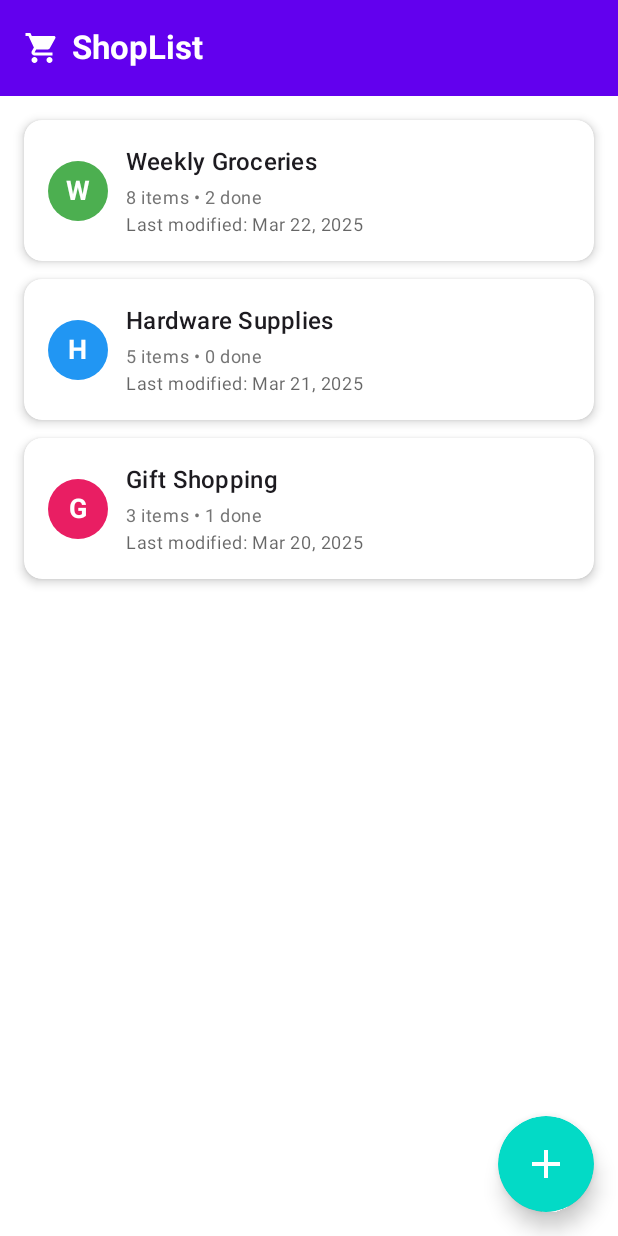
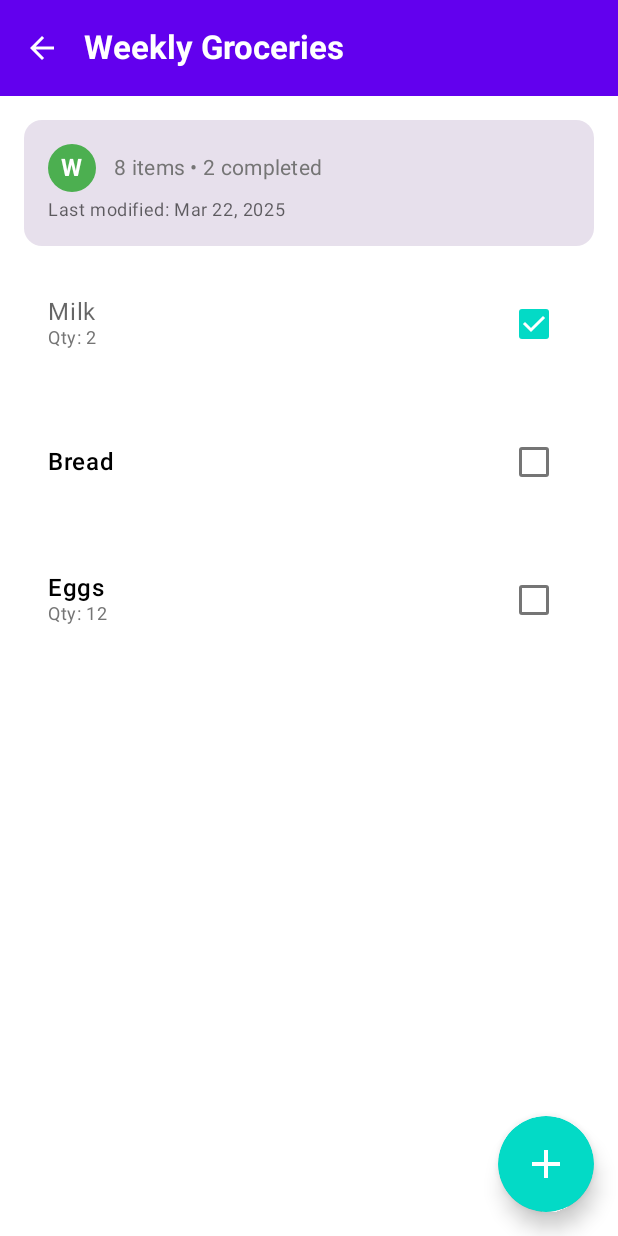
Before and after one commit to Sudheer-Official/ShopList, an Android app built with Jetpack Compose: the screen it shows after launch (MainActivity), after a tap on an icon or button, on a phone screen of 412 x 824 dp. Run offline under Robolectric (Android 15) with nearby library versions, the phone set to English and light mode, and no system bars.

Commit message:
Create List Detail Screen

```diff
--- a/app/src/main/java/uk/ac/tees/mad/shoplist/MainActivity.kt
+++ b/app/src/main/java/uk/ac/tees/mad/shoplist/MainActivity.kt
@@ -16,11 +16,14 @@ import androidx.compose.runtime.mutableStateOf
 import androidx.compose.runtime.remember
 import androidx.compose.ui.Modifier
 import androidx.compose.ui.tooling.preview.Preview
+import androidx.navigation.NavType
 import androidx.navigation.compose.NavHost
 import androidx.navigation.compose.composable
 import androidx.navigation.compose.rememberNavController
+import androidx.navigation.navArgument
 import kotlinx.coroutines.delay
 import uk.ac.tees.mad.shoplist.ui.screens.HomeScreen
+import uk.ac.tees.mad.shoplist.ui.screens.ListDetailScreen
 import uk.ac.tees.mad.shoplist.ui.screens.SplashScreen
 import uk.ac.tees.mad.shoplist.ui.theme.ShopListTheme
 
@@ -54,12 +57,22 @@ fun AppContent() {
         composable("home") {
             HomeScreen(
                 onListClick = { listId ->
-                    // TODO: Navigate to list detail
+                    navController.navigate("listDetail/$listId")
                 },
                 onAddListClick = {
                     // TODO: Navigate to create new list
                 }
             )
         }
+        composable(
+            "listDetail/{listId}",
+            arguments = listOf(navArgument("listId") { type = NavType.IntType })
+        ) { backStackEntry ->
+            val listId = backStackEntry.arguments?.getInt("listId") ?: 0
+            ListDetailScreen(
+                listId = listId,
+                onBackClick = { navController.popBackStack() }
+            )
+        }
     }
 }
--- /dev/null
+++ b/app/src/main/java/uk/ac/tees/mad/shoplist/domain/ShoppingItem.kt
@@ -0,0 +1,8 @@
+package uk.ac.tees.mad.shoplist.domain
+
+data class ShoppingItem(
+    val id: Int,
+    val name: String,
+    val quantity: Int,
+    val isPurchased: Boolean
+)
--- a/app/src/main/java/uk/ac/tees/mad/shoplist/ui/screens/ShoppingList.kt
+++ b/app/src/main/java/uk/ac/tees/mad/shoplist/domain/ShoppingList.kt
@@ -1,4 +1,4 @@
-package uk.ac.tees.mad.shoplist.ui.screens
+package uk.ac.tees.mad.shoplist.domain
 
 
 data class ShoppingList(
--- a/app/src/main/java/uk/ac/tees/mad/shoplist/ui/screens/HomeScreen.kt
+++ b/app/src/main/java/uk/ac/tees/mad/shoplist/ui/screens/HomeScreen.kt
@@ -21,6 +21,7 @@ import androidx.compose.ui.graphics.Color
 import androidx.compose.ui.text.font.FontWeight
 import androidx.compose.ui.unit.dp
 import androidx.compose.ui.unit.sp
+import uk.ac.tees.mad.shoplist.domain.ShoppingList
 
 @OptIn(ExperimentalMaterial3Api::class)
 @Composable
--- /dev/null
+++ b/app/src/main/java/uk/ac/tees/mad/shoplist/ui/screens/ListDetailScreen.kt
@@ -0,0 +1,247 @@
+package uk.ac.tees.mad.shoplist.ui.screens
+
+
+import androidx.compose.foundation.background
+import androidx.compose.foundation.layout.*
+import androidx.compose.foundation.lazy.LazyColumn
+import androidx.compose.foundation.lazy.items
+import androidx.compose.foundation.shape.CircleShape
+import androidx.compose.foundation.shape.RoundedCornerShape
+import androidx.compose.material.icons.Icons
+import androidx.compose.material.icons.filled.Add
+import androidx.compose.material.icons.filled.ArrowBack
+import androidx.compose.material3.*
+import androidx.compose.runtime.Composable
+import androidx.compose.runtime.mutableStateOf
+import androidx.compose.runtime.remember
+import androidx.compose.ui.Alignment
+import androidx.compose.ui.Modifier
+import androidx.compose.ui.draw.clip
+import androidx.compose.ui.draw.shadow
+import androidx.compose.ui.graphics.Color
+import androidx.compose.ui.text.font.FontWeight
+import androidx.compose.ui.unit.dp
+import androidx.compose.ui.unit.sp
+import uk.ac.tees.mad.shoplist.domain.ShoppingItem
+import uk.ac.tees.mad.shoplist.domain.ShoppingList
+
+@OptIn(ExperimentalMaterial3Api::class)
+@Composable
+fun ListDetailScreen(
+    listId: Int,
+    onBackClick: () -> Unit
+) {
+
+    val shoppingList = remember {
+        when (listId) {
+            1 -> ShoppingList(1, "Weekly Groceries", 8, 2, "Mar 22, 2025", "Food")
+            2 -> ShoppingList(2, "Hardware Supplies", 5, 0, "Mar 21, 2025", "Home")
+            3 -> ShoppingList(3, "Gift Shopping", 3, 1, "Mar 20, 2025", "Personal")
+            else -> ShoppingList(0, "Unknown List", 0, 0, "Mar 22, 2025", "Other")
+        }
+    }
+
+    val items = remember {
+        mutableStateOf(
+            when (listId) {
+                1 -> listOf(
+                    ShoppingItem(1, "Milk", 2, true),
+                    ShoppingItem(2, "Bread", 1, false),
+                    ShoppingItem(3, "Eggs", 12, false)
+                )
+
+                2 -> listOf(
+                    ShoppingItem(1, "Nails", 50, false),
+                    ShoppingItem(2, "Hammer", 1, false)
+                )
+
+                3 -> listOf(
+                    ShoppingItem(1, "Book", 1, true),
+                    ShoppingItem(2, "Gift Card", 1, false)
+                )
+
+                else -> emptyList()
+            }
+        )
+    }
+
+    Scaffold(
+        topBar = {
+            TopAppBar(
+                title = {
+                    Text(
+                        shoppingList.title,
+                        fontWeight = FontWeight.Bold
+                    )
+                },
+                navigationIcon = {
+                    IconButton(onClick = onBackClick) {
+                        Icon(
+                            imageVector = Icons.Default.ArrowBack,
+                            contentDescription = "Back",
+                            tint = MaterialTheme.colorScheme.onPrimary
+                        )
+                    }
+                },
+                colors = TopAppBarDefaults.topAppBarColors(
+                    containerColor = MaterialTheme.colorScheme.primary,
+                    titleContentColor = MaterialTheme.colorScheme.onPrimary
+                )
+            )
+        },
+        floatingActionButton = {
+            FloatingActionButton(
+                onClick = { /* TODO: Navigate to Add Item Screen*/ },
+                containerColor = MaterialTheme.colorScheme.secondary,
+                shape = CircleShape,
+                modifier = Modifier
+                    .shadow(8.dp, CircleShape)
+                    .size(64.dp)
+            ) {
+                Icon(
+                    imageVector = Icons.Default.Add,
+                    contentDescription = "Add item",
+                    tint = MaterialTheme.colorScheme.onSecondary,
+                    modifier = Modifier.size(32.dp)
+                )
+            }
+        },
+        containerColor = MaterialTheme.colorScheme.background
+    ) { paddingValues ->
+        ListDetailContent(
+            shoppingList = shoppingList,
+            items = items.value,
+            modifier = Modifier.padding(paddingValues)
+        )
+    }
+}
+
+@Composable
+fun ListDetailContent(
+    shoppingList: ShoppingList,
+    items: List<ShoppingItem>,
+    modifier: Modifier = Modifier
+) {
+    if (items.isEmpty()) {
+        Box(
+            modifier = modifier.fillMaxSize(),
+            contentAlignment = Alignment.Center
+        ) {
+            Column(horizontalAlignment = Alignment.CenterHorizontally) {
+                Text(
+                    text = "No Items Yet",
+                    style = MaterialTheme.typography.headlineSmall,
+                    color = MaterialTheme.colorScheme.onSurface.copy(alpha = 0.6f)
+                )
+                Spacer(modifier = Modifier.height(8.dp))
+                Text(
+                    text = "Tap + to add items",
+                    style = MaterialTheme.typography.bodyMedium,
+                    color = MaterialTheme.colorScheme.onSurface.copy(alpha = 0.6f)
+                )
+            }
+        }
+    } else {
+        LazyColumn(
+            modifier = modifier.fillMaxSize(),
+            contentPadding = PaddingValues(horizontal = 16.dp, vertical = 16.dp),
+            verticalArrangement = Arrangement.spacedBy(12.dp)
+        ) {
+            item {
+                ListHeader(shoppingList)
+            }
+            items(items) { item ->
+                ShoppingItemRow(item)
+            }
+        }
+    }
+}
+
+@Composable
+fun ListHeader(shoppingList: ShoppingList) {
+    Card(
+        modifier = Modifier.fillMaxWidth(),
+        shape = RoundedCornerShape(12.dp),
+        colors = CardDefaults.cardColors(
+            containerColor = MaterialTheme.colorScheme.surfaceVariant
+        )
+    ) {
+        Column(
+            modifier = Modifier.padding(16.dp)
+        ) {
+            Row(
+                verticalAlignment = Alignment.CenterVertically,
+                modifier = Modifier.padding(bottom = 4.dp)
+            ) {
+                Box(
+                    modifier = Modifier
+                        .size(32.dp)
+                        .clip(CircleShape)
+                        .background(getCategoryColor(shoppingList.category))
+                ) {
+                    Text(
+                        text = shoppingList.title.first().toString(),
+                        modifier = Modifier.align(Alignment.Center),
+                        color = Color.White,
+                        fontSize = 16.sp,
+                        fontWeight = FontWeight.Bold
+                    )
+                }
+                Spacer(modifier = Modifier.width(12.dp))
+                Text(
+                    text = "${shoppingList.itemCount} items • ${shoppingList.completedItems} completed",
+                    style = MaterialTheme.typography.bodyMedium,
+                    color = MaterialTheme.colorScheme.onSurfaceVariant
+                )
+            }
+            Text(
+                text = "Last modified: ${shoppingList.lastModified}",
+                style = MaterialTheme.typography.bodySmall,
+                color = MaterialTheme.colorScheme.onSurface.copy(alpha = 0.6f)
+            )
+        }
+    }
+}
+
+@Composable
+fun ShoppingItemRow(item: ShoppingItem) {
+    Card(
+        modifier = Modifier.fillMaxWidth(),
+        shape = RoundedCornerShape(12.dp),
+        colors = CardDefaults.cardColors(
+            containerColor = MaterialTheme.colorScheme.surface
+        )
+    ) {
+        Row(
+            modifier = Modifier
+                .padding(16.dp)
+                .fillMaxWidth(),
+            verticalAlignment = Alignment.CenterVertically,
+            horizontalArrangement = Arrangement.SpaceBetween
+        ) {
+            Column {
+                Text(
+                    text = item.name,
+                    style = MaterialTheme.typography.bodyLarge,
+                    fontWeight = if (item.isPurchased) FontWeight.Normal else FontWeight.Medium,
+                    color = if (item.isPurchased) MaterialTheme.colorScheme.onSurface.copy(alpha = 0.6f)
+                    else MaterialTheme.colorScheme.onSurface
+                )
+                if (item.quantity > 1) {
+                    Text(
+                        text = "Qty: ${item.quantity}",
+                        style = MaterialTheme.typography.bodySmall,
+                        color = MaterialTheme.colorScheme.onSurfaceVariant
+                    )
+                }
+            }
+            Checkbox(
+                checked = item.isPurchased,
+                onCheckedChange = { },
+                colors = CheckboxDefaults.colors(
+                    checkedColor = MaterialTheme.colorScheme.secondary
+                )
+            )
+        }
+    }
+}
```
